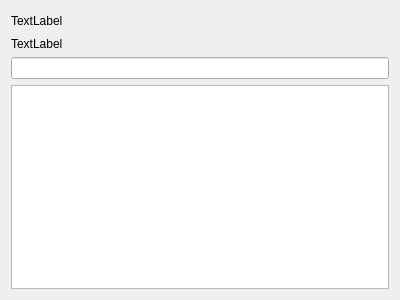
Above: Code/guimain/booklistview.ui from legobadman/FlashNote before the change. Below: the same form after it.
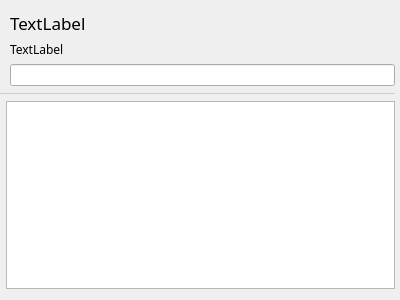
That is the form after the change. Custom widgets are drawn as their Qt base class.

The edit to the form file:
```diff
--- a/Code/guimain/booklistview.ui
+++ b/Code/guimain/booklistview.ui
@@ -13,13 +13,26 @@
   <property name="windowTitle">
    <string>Form</string>
   </property>
-  <layout class="QVBoxLayout" name="verticalLayout_2">
-   <item>
     <layout class="QVBoxLayout" name="verticalLayout">
+   <property name="leftMargin">
+    <number>0</number>
+   </property>
+   <property name="rightMargin">
+    <number>5</number>
+   </property>
      <item>
       <layout class="QHBoxLayout" name="horizontalLayout">
+     <property name="leftMargin">
+      <number>10</number>
+     </property>
        <item>
         <widget class="QLabel" name="lblNotebook">
+       <property name="font">
+        <font>
+         <family>微软雅黑</family>
+         <pointsize>13</pointsize>
+        </font>
+       </property>
          <property name="text">
           <string>TextLabel</string>
          </property>
@@ -42,8 +55,17 @@
      </item>
      <item>
       <layout class="QHBoxLayout" name="horizontalLayout_2">
+     <property name="leftMargin">
+      <number>10</number>
+     </property>
        <item>
         <widget class="QLabel" name="lblNumberNotes">
+       <property name="font">
+        <font>
+         <family>微软雅黑</family>
+         <pointsize>9</pointsize>
+        </font>
+       </property>
          <property name="text">
           <string>TextLabel</string>
          </property>
@@ -62,11 +84,181 @@
      </item>
      <item>
       <layout class="QHBoxLayout" name="horizontalLayout_3">
+     <property name="leftMargin">
+      <number>10</number>
+     </property>
        <item>
-        <widget class="QLineEdit" name="lineEdit"/>
+      <widget class="SearchEditor" name="searcheditor">
+       <property name="baseSize">
+        <size>
+         <width>0</width>
+         <height>0</height>
+        </size>
+       </property>
+      </widget>
        </item>
       </layout>
      </item>
+   <item>
+    <widget class="QFrame" name="frame">
+     <property name="palette">
+      <palette>
+       <active>
+        <colorrole role="WindowText">
+         <brush brushstyle="SolidPattern">
+          <color alpha="255">
+           <red>204</red>
+           <green>204</green>
+           <blue>204</blue>
+          </color>
+         </brush>
+        </colorrole>
+        <colorrole role="Text">
+         <brush brushstyle="SolidPattern">
+          <color alpha="255">
+           <red>85</red>
+           <green>255</green>
+           <blue>255</blue>
+          </color>
+         </brush>
+        </colorrole>
+        <colorrole role="Base">
+         <brush brushstyle="SolidPattern">
+          <color alpha="255">
+           <red>255</red>
+           <green>255</green>
+           <blue>255</blue>
+          </color>
+         </brush>
+        </colorrole>
+        <colorrole role="Window">
+         <brush brushstyle="SolidPattern">
+          <color alpha="255">
+           <red>255</red>
+           <green>255</green>
+           <blue>0</blue>
+          </color>
+         </brush>
+        </colorrole>
+        <colorrole role="PlaceholderText">
+         <brush brushstyle="SolidPattern">
+          <color alpha="128">
+           <red>85</red>
+           <green>255</green>
+           <blue>255</blue>
+          </color>
+         </brush>
+        </colorrole>
+       </active>
+       <inactive>
+        <colorrole role="WindowText">
+         <brush brushstyle="SolidPattern">
+          <color alpha="255">
+           <red>204</red>
+           <green>204</green>
+           <blue>204</blue>
+          </color>
+         </brush>
+        </colorrole>
+        <colorrole role="Text">
+         <brush brushstyle="SolidPattern">
+          <color alpha="255">
+           <red>85</red>
+           <green>255</green>
+           <blue>255</blue>
+          </color>
+         </brush>
+        </colorrole>
+        <colorrole role="Base">
+         <brush brushstyle="SolidPattern">
+          <color alpha="255">
+           <red>255</red>
+           <green>255</green>
+           <blue>255</blue>
+          </color>
+         </brush>
+        </colorrole>
+        <colorrole role="Window">
+         <brush brushstyle="SolidPattern">
+          <color alpha="255">
+           <red>255</red>
+           <green>255</green>
+           <blue>0</blue>
+          </color>
+         </brush>
+        </colorrole>
+        <colorrole role="PlaceholderText">
+         <brush brushstyle="SolidPattern">
+          <color alpha="128">
+           <red>85</red>
+           <green>255</green>
+           <blue>255</blue>
+          </color>
+         </brush>
+        </colorrole>
+       </inactive>
+       <disabled>
+        <colorrole role="WindowText">
+         <brush brushstyle="SolidPattern">
+          <color alpha="255">
+           <red>120</red>
+           <green>120</green>
+           <blue>120</blue>
+          </color>
+         </brush>
+        </colorrole>
+        <colorrole role="Text">
+         <brush brushstyle="SolidPattern">
+          <color alpha="255">
+           <red>120</red>
+           <green>120</green>
+           <blue>120</blue>
+          </color>
+         </brush>
+        </colorrole>
+        <colorrole role="Base">
+         <brush brushstyle="SolidPattern">
+          <color alpha="255">
+           <red>255</red>
+           <green>255</green>
+           <blue>0</blue>
+          </color>
+         </brush>
+        </colorrole>
+        <colorrole role="Window">
+         <brush brushstyle="SolidPattern">
+          <color alpha="255">
+           <red>255</red>
+           <green>255</green>
+           <blue>0</blue>
+          </color>
+         </brush>
+        </colorrole>
+        <colorrole role="PlaceholderText">
+         <brush brushstyle="SolidPattern">
+          <color alpha="128">
+           <red>0</red>
+           <green>0</green>
+           <blue>0</blue>
+          </color>
+         </brush>
+        </colorrole>
+       </disabled>
+      </palette>
+     </property>
+     <property name="frameShape">
+      <enum>QFrame::HLine</enum>
+     </property>
+     <property name="frameShadow">
+      <enum>QFrame::Plain</enum>
+     </property>
+    </widget>
+   </item>
+   <item>
+    <layout class="QHBoxLayout" name="horizontalLayout_4">
+     <property name="leftMargin">
+      <number>6</number>
+     </property>
      <item>
       <widget class="QListView" name="listView"/>
      </item>
@@ -80,6 +272,11 @@
    <extends>QWidget</extends>
    <header>toolbutton.h</header>
   </customwidget>
+  <customwidget>
+   <class>SearchEditor</class>
+   <extends>QLineEdit</extends>
+   <header>searcheditor.h</header>
+  </customwidget>
  </customwidgets>
  <resources/>
  <connections/>
```
Lines whose indentation alone changed are shown as unchanged.
